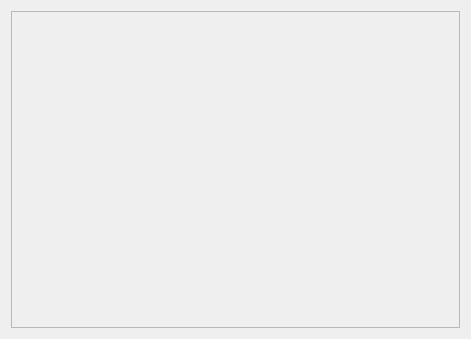
Before: the Qt Designer form tools/setupfiletool/ui/devicewidget.ui in mlz-ictrl/nicos, drawn with Qt 5.
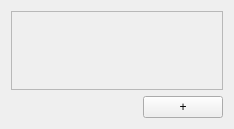
After: the same form once the commit is applied.

The edit to the form file:
```diff
--- a/tools/setupfiletool/ui/devicewidget.ui
+++ b/tools/setupfiletool/ui/devicewidget.ui
@@ -6,8 +6,8 @@
    <rect>
     <x>0</x>
     <y>0</y>
-    <width>471</width>
-    <height>339</height>
+    <width>234</width>
+    <height>129</height>
    </rect>
   </property>
   <property name="windowTitle">
@@ -24,8 +24,8 @@
        <rect>
         <x>0</x>
         <y>0</y>
-        <width>451</width>
-        <height>319</height>
+        <width>218</width>
+        <height>70</height>
        </rect>
       </property>
       <layout class="QVBoxLayout" name="verticalLayout_2">
@@ -42,6 +42,30 @@
      </widget>
     </widget>
    </item>
+   <item>
+    <layout class="QHBoxLayout" name="horizontalLayout">
+     <item>
+      <spacer name="horizontalSpacer">
+       <property name="orientation">
+        <enum>Qt::Horizontal</enum>
+       </property>
+       <property name="sizeHint" stdset="0">
+        <size>
+         <width>40</width>
+         <height>20</height>
+        </size>
+       </property>
+      </spacer>
+     </item>
+     <item>
+      <widget class="QPushButton" name="pushButtonAdd">
+       <property name="text">
+        <string>+</string>
+       </property>
+      </widget>
+     </item>
+    </layout>
+   </item>
   </layout>
  </widget>
  <resources/>
```
